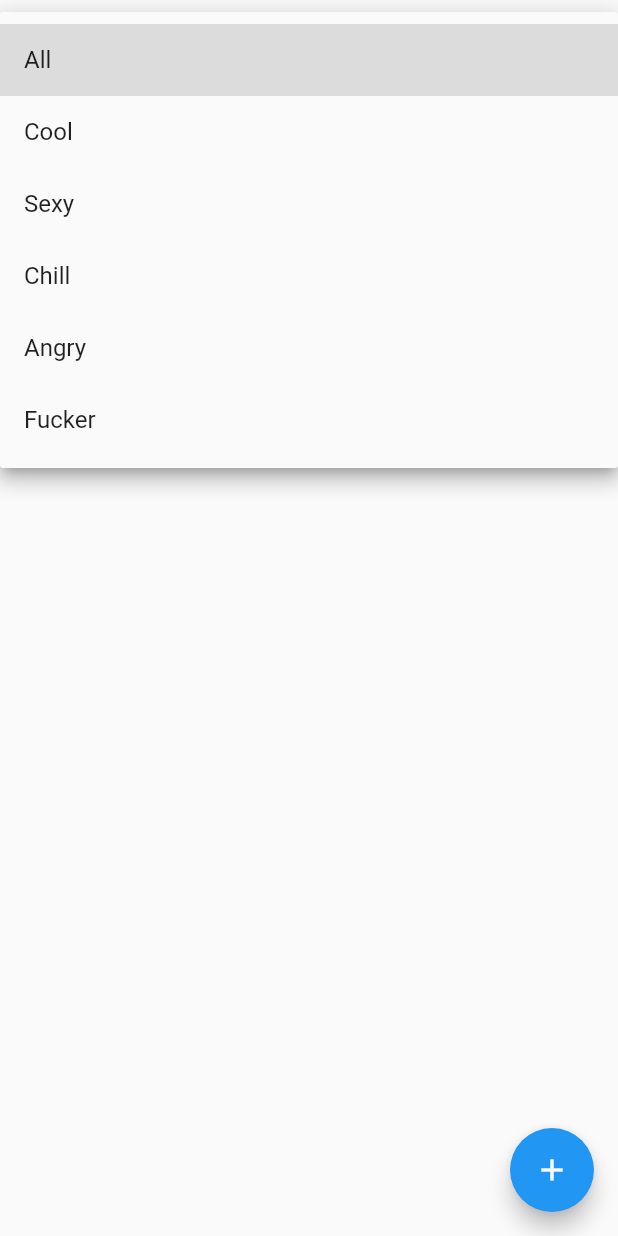
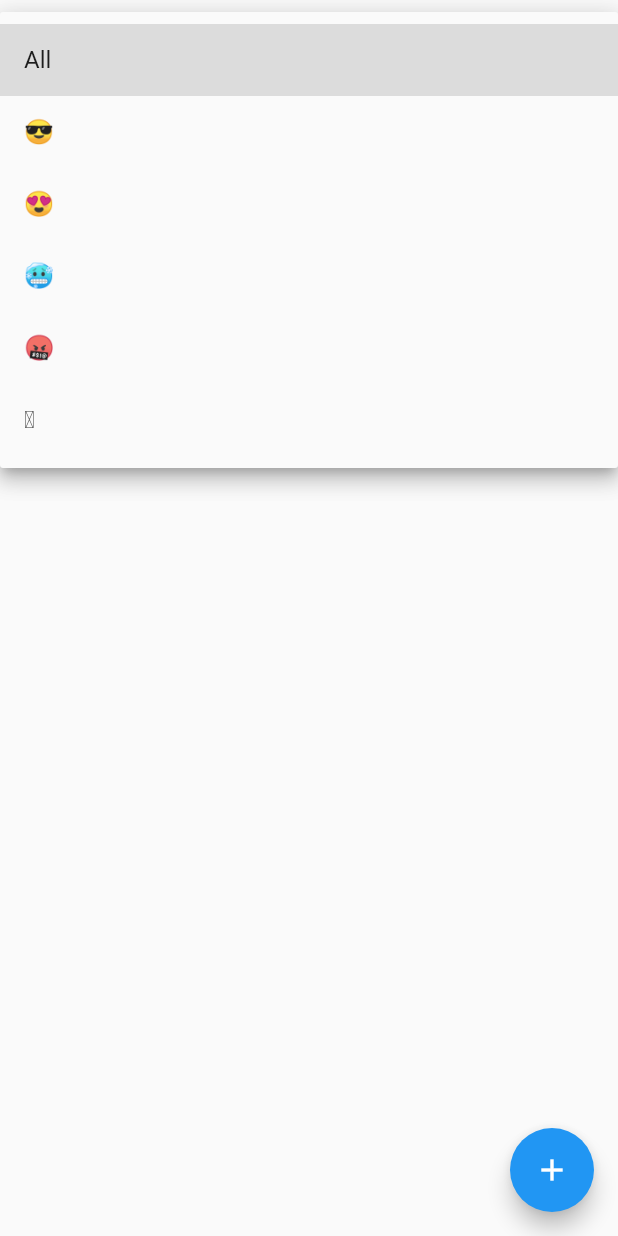
Before and after one commit to dineshkumar-770/TODO-with-tag-filter-using-hive-and-riverpod, a Flutter app: the screen it shows after launch, after a tap on "All", on a phone screen of 412 x 824 dp. Run offline on Flutter 3.47's test engine with Material 2 defaults, Android fonts, the phone set to English and light mode, and no system bars; our stand-ins replace flutter_riverpod, hive, hive_flutter; accounts and stored records are empty.

Commit message:
last commit

```diff
--- a/lib/with_riverpod.dart
+++ b/lib/with_riverpod.dart
@@ -25,6 +25,7 @@ class _WithRiverpodState extends State<WithRiverpod> {
     // TODO: implement initState
     super.initState();
     _hiveDataBase = HiveDataBase();
+    mainDropDownValue = "All";
   }
 
   @override
@@ -100,28 +101,21 @@ class _WithRiverpodState extends State<WithRiverpod> {
             String dropDownValue = ref.watch(tagSelector.notifier).state;
             return dataDp.when(
               data: (data) {
-                print('>>>>>>>>>>>>>${data.length}');
+                final filteredData = data.where((item) => item.tag == mainDropDownValue || mainDropDownValue == "All").toList();
                 return Column(
                   children: [
                     Padding(
                       padding: const EdgeInsets.all(8.0),
                       child: DropdownButtonFormField(
                         hint: Text(mainDropDownValue ?? 'All'),
-                        items: <String>[
-                          'All',
-                          'Cool',
-                          'Sexy',
-                          'Chill',
-                          'Angry',
-                          'Fucker'
-                        ]
+                        items: <String>['All', '😎', '😍', '🥶', '🤬', '🫡']
                             .map((value) => DropdownMenuItem(
                                 value: value, child: Text(value)))
                             .toList(),
                         onChanged: (value) {
                           dropDownValue = value!;
                           mainDropDownValue = dropDownValue;
-                          ref.refresh(popUpTagSelector.notifier).state;
+                          ref.refresh(tagSelector.notifier).state = value;
                         },
                       ),
                     ),
@@ -132,17 +126,17 @@ class _WithRiverpodState extends State<WithRiverpod> {
                           )
                         : Expanded(
                             child: ListView.builder(
-                              itemCount: data.length,
+                              itemCount: filteredData.length,
                               itemBuilder: (context, index) {
                                 return ListTile(
                                   leading: CircleAvatar(
                                     child: Center(
-                                      child: Text(data[index].tag.toString()),
+                                      child: Text(filteredData[index].tag.toString()),
                                     ),
                                   ),
-                                  title: Text(data[index].title),
+                                  title: Text(filteredData[index].title),
                                   subtitle:
-                                      Text(data[index].description.toString()),
+                                      Text(filteredData[index].description.toString()),
                                   trailing: IconButton(
                                       onPressed: () {
                                         _hiveDataBase
```
